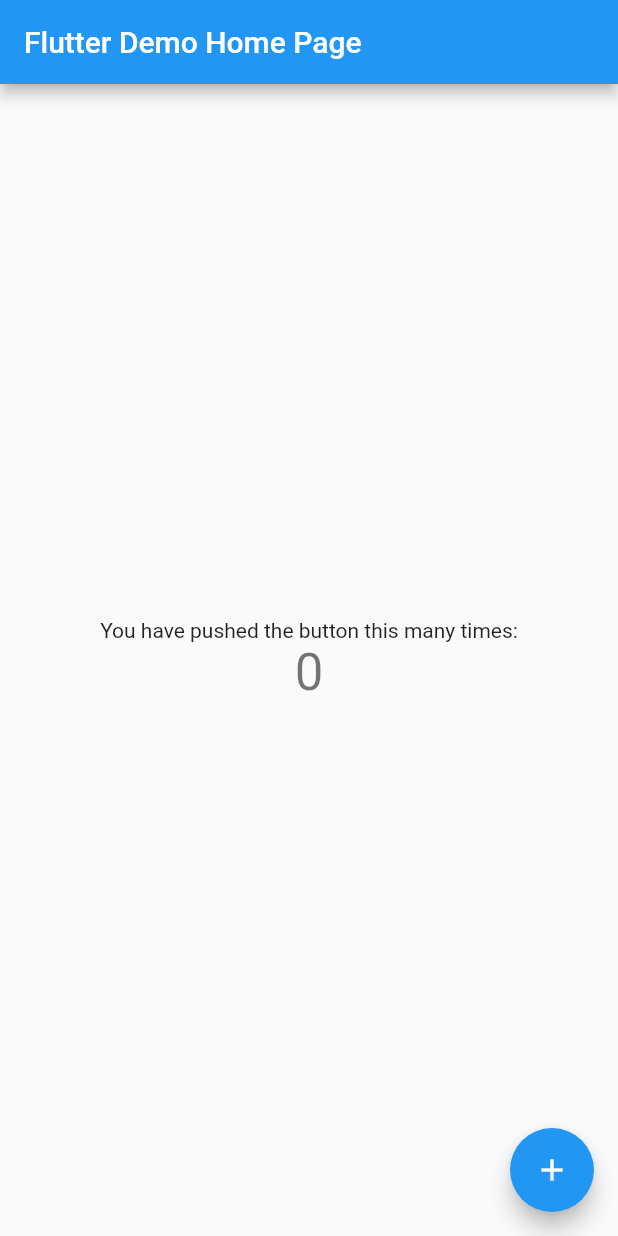
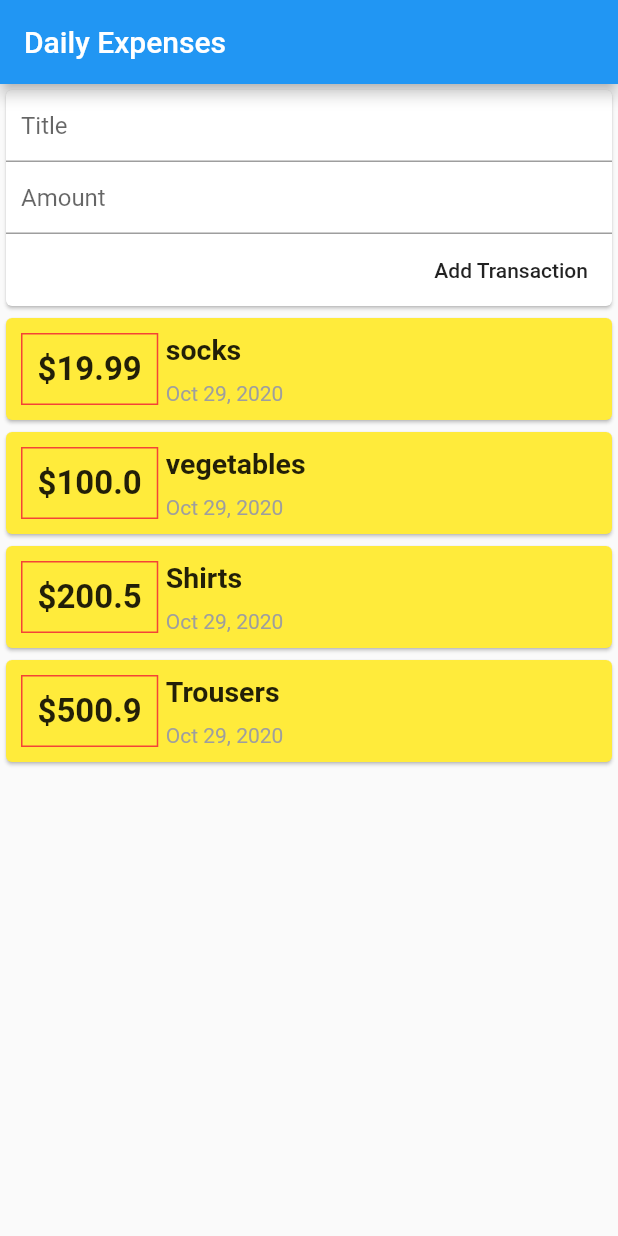
Before and after one commit to arfaz26/Daily-Expenses, a Flutter app: the screen it shows after launch, on a phone screen of 412 x 824 dp. Run offline on Flutter 3.47's test engine with Material 2 defaults, Android fonts, the phone set to English and light mode, and no system bars.

Commit message:
Expense List added

```diff
--- a/lib/main.dart
+++ b/lib/main.dart
@@ -1,3 +1,5 @@
+import 'package:daily_expenses/widgets/user_transaction.dart';
+import 'package:flutter/cupertino.dart';
 import 'package:flutter/material.dart';
 
 void main() {
@@ -5,113 +7,17 @@ void main() {
 }
 
 class MyApp extends StatelessWidget {
-  // This widget is the root of your application.
+  final titleController = TextEditingController();
+  final amountController = TextEditingController();
   @override
   Widget build(BuildContext context) {
     return MaterialApp(
-      title: 'Flutter Demo',
-      theme: ThemeData(
-        // This is the theme of your application.
-        //
-        // Try running your application with "flutter run". You'll see the
-        // application has a blue toolbar. Then, without quitting the app, try
-        // changing the primarySwatch below to Colors.green and then invoke
-        // "hot reload" (press "r" in the console where you ran "flutter run",
-        // or simply save your changes to "hot reload" in a Flutter IDE).
-        // Notice that the counter didn't reset back to zero; the application
-        // is not restarted.
-        primarySwatch: Colors.blue,
-        // This makes the visual density adapt to the platform that you run
-        // the app on. For desktop platforms, the controls will be smaller and
-        // closer together (more dense) than on mobile platforms.
-        visualDensity: VisualDensity.adaptivePlatformDensity,
-      ),
-      home: MyHomePage(title: 'Flutter Demo Home Page'),
-    );
+        debugShowCheckedModeBanner: false,
+        home: Scaffold(
+          appBar: AppBar(
+            title: Text("Daily Expenses"),
+          ),
+          body: UserTransaction(),
+        ));
   }
 }
-
-class MyHomePage extends StatefulWidget {
-  MyHomePage({Key key, this.title}) : super(key: key);
-
-  // This widget is the home page of your application. It is stateful, meaning
-  // that it has a State object (defined below) that contains fields that affect
-  // how it looks.
-
-  // This class is the configuration for the state. It holds the values (in this
-  // case the title) provided by the parent (in this case the App widget) and
-  // used by the build method of the State. Fields in a Widget subclass are
-  // always marked "final".
-
-  final String title;
-
-  @override
-  _MyHomePageState createState() => _MyHomePageState();
-}
-
-class _MyHomePageState extends State<MyHomePage> {
-  int _counter = 0;
-
-  void _incrementCounter() {
-    setState(() {
-      // This call to setState tells the Flutter framework that something has
-      // changed in this State, which causes it to rerun the build method below
-      // so that the display can reflect the updated values. If we changed
-      // _counter without calling setState(), then the build method would not be
-      // called again, and so nothing would appear to happen.
-      _counter++;
-    });
-  }
-
-  @override
-  Widget build(BuildContext context) {
-    // This method is rerun every time setState is called, for instance as done
-    // by the _incrementCounter method above.
-    //
-    // The Flutter framework has been optimized to make rerunning build methods
-    // fast, so that you can just rebuild anything that needs updating rather
-    // than having to individually change instances of widgets.
-    return Scaffold(
-      appBar: AppBar(
-        // Here we take the value from the MyHomePage object that was created by
-        // the App.build method, and use it to set our appbar title.
-        title: Text(widget.title),
-      ),
-      body: Center(
-        // Center is a layout widget. It takes a single child and positions it
-        // in the middle of the parent.
-        child: Column(
-          // Column is also a layout widget. It takes a list of children and
-          // arranges them vertically. By default, it sizes itself to fit its
-          // children horizontally, and tries to be as tall as its parent.
-          //
-          // Invoke "debug painting" (press "p" in the console, choose the
-          // "Toggle Debug Paint" action from the Flutter Inspector in Android
-          // Studio, or the "Toggle Debug Paint" command in Visual Studio Code)
-          // to see the wireframe for each widget.
-          //
-          // Column has various properties to control how it sizes itself and
-          // how it positions its children. Here we use mainAxisAlignment to
-          // center the children vertically; the main axis here is the vertical
-          // axis because Columns are vertical (the cross axis would be
-          // horizontal).
-          mainAxisAlignment: MainAxisAlignment.center,
-          children: <Widget>[
-            Text(
-              'You have pushed the button this many times:',
-            ),
-            Text(
-              '$_counter',
-              style: Theme.of(context).textTheme.headline4,
-            ),
-          ],
-        ),
-      ),
-      floatingActionButton: FloatingActionButton(
-        onPressed: _incrementCounter,
-        tooltip: 'Increment',
-        child: Icon(Icons.add),
-      ), // This trailing comma makes auto-formatting nicer for build methods.
-    );
-  }
-}
--- /dev/null
+++ b/lib/models/Transaction.dart
@@ -0,0 +1,6 @@
+class Transaction {
+  String name;
+  double amount;
+  DateTime date;
+  Transaction({this.name, this.amount, this.date});
+}
--- /dev/null
+++ b/lib/widgets/Transaction_lIst.dart
@@ -0,0 +1,58 @@
+import '../models/Transaction.dart';
+import 'package:flutter/material.dart';
+import 'package:intl/intl.dart';
+
+class TransactionList extends StatelessWidget {
+  final List<Transaction> transactionList;
+  TransactionList({this.transactionList});
+  @override
+  Widget build(BuildContext context) {
+    return Column(crossAxisAlignment: CrossAxisAlignment.end, children: [
+      ...transactionList
+          .map(
+            (e) => Card(
+              color: Colors.yellow,
+              child: Row(
+                crossAxisAlignment: CrossAxisAlignment.center,
+                children: [
+                  Container(
+                    margin: EdgeInsets.only(left: 10),
+                    decoration: BoxDecoration(
+                      border: Border.all(color: Colors.red),
+                    ),
+                    padding: EdgeInsets.all(10),
+                    child: Text(
+                      // e.amount.toString(),
+                      '\$${e.amount}',
+                      style:
+                          TextStyle(fontSize: 22, fontWeight: FontWeight.bold),
+                    ),
+                  ),
+                  Column(
+                    crossAxisAlignment: CrossAxisAlignment.start,
+                    children: [
+                      Container(
+                        padding: EdgeInsets.only(left: 5, top: 10, bottom: 5),
+                        child: Text(
+                          e.name,
+                          style: TextStyle(
+                              fontSize: 19, fontWeight: FontWeight.w700),
+                        ),
+                      ),
+                      Container(
+                        padding: EdgeInsets.only(left: 5, top: 5, bottom: 10),
+                        child: Text(
+                          DateFormat.yMMMd().format(e.date),
+                          style: TextStyle(color: Colors.grey),
+                        ),
+                      )
+                    ],
+                  ),
+                ],
+              ),
+            ),
+          )
+          .toList(),
+    ]);
+  }
+}
--- /dev/null
+++ b/lib/widgets/new_transaction.dart
@@ -0,0 +1,47 @@
+import 'package:flutter/material.dart';
+
+class NewTransaction extends StatelessWidget {
+  final Function addTransaction;
+  NewTransaction(this.addTransaction);
+
+  final amountController = TextEditingController();
+  final titleController = TextEditingController();
+  @override
+  Widget build(BuildContext context) {
+    return Card(
+      child: Container(
+        child: Column(
+          crossAxisAlignment: CrossAxisAlignment.end,
+          children: [
+            TextField(
+              decoration: InputDecoration(
+                labelText: 'Title',
+                contentPadding: EdgeInsets.only(left: 10),
+              ),
+              controller: titleController,
+              // onChanged: (value) => nameInput = value,
+            ),
+            TextField(
+              decoration: InputDecoration(
+                labelText: 'Amount',
+                contentPadding: EdgeInsets.only(left: 10),
+              ),
+              keyboardType: TextInputType.number,
+              controller: amountController,
+              // onChanged: (value) => nameInput = value,
+            ),
+            FlatButton(
+              onPressed: () {
+                addTransaction(
+                  titleController.text,
+                  double.parse(amountController.text),
+                );
+              },
+              child: Text("Add Transaction"),
+            ),
+          ],
+        ),
+      ),
+    );
+  }
+}
--- /dev/null
+++ b/lib/widgets/user_transaction.dart
@@ -0,0 +1,51 @@
+import 'package:flutter/material.dart';
+import './Transaction_lIst.dart';
+import './new_transaction.dart';
+import '../models/Transaction.dart';
+
+class UserTransaction extends StatefulWidget {
+  @override
+  _UserTransactionState createState() => _UserTransactionState();
+}
+
+class _UserTransactionState extends State<UserTransaction> {
+  final List<Transaction> _transactionList = [
+    Transaction(
+      name: "socks",
+      amount: 19.99,
+      date: DateTime.now(),
+    ),
+    Transaction(
+      name: "vegetables",
+      amount: 100,
+      date: DateTime.now(),
+    ),
+    Transaction(
+      name: "Shirts",
+      amount: 200.50,
+      date: DateTime.now(),
+    ),
+    Transaction(
+      name: "Trousers",
+      amount: 500.9,
+      date: DateTime.now(),
+    ),
+  ];
+
+  void _addTransaction(String title, double amount) {
+    final txn = Transaction(name: title, amount: amount, date: DateTime.now());
+    setState(() {
+      _transactionList.add(txn);
+    });
+  }
+
+  @override
+  Widget build(BuildContext context) {
+    return Column(
+      children: [
+        NewTransaction(_addTransaction),
+        TransactionList(transactionList: _transactionList),
+      ],
+    );
+  }
+}
--- a/pubspec.yaml
+++ b/pubspec.yaml
@@ -28,6 +28,7 @@ dependencies:
   # The following adds the Cupertino Icons font to your application.
   # Use with the CupertinoIcons class for iOS style icons.
   cupertino_icons: ^1.0.0
+  intl: ^0.16.1
 
 dev_dependencies:
   flutter_test:
```
Also changed, not shown: pubspec.lock, 1 other file.
